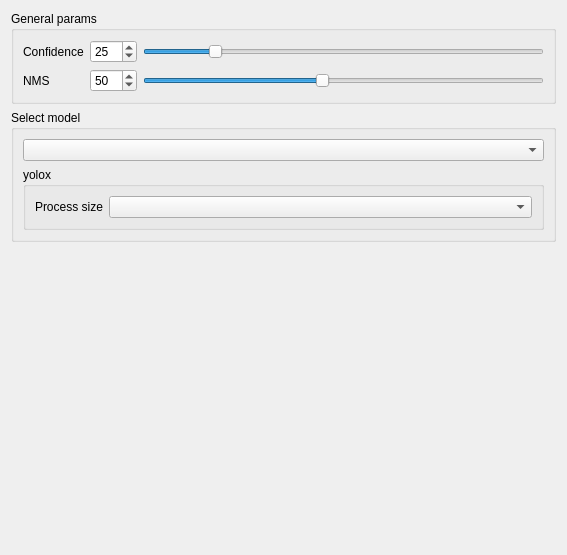
Qt form generic_cv_tasks/ui/widget_object_detect_model_select.ui (stereomatchingkiss/show_cases) before a commit.
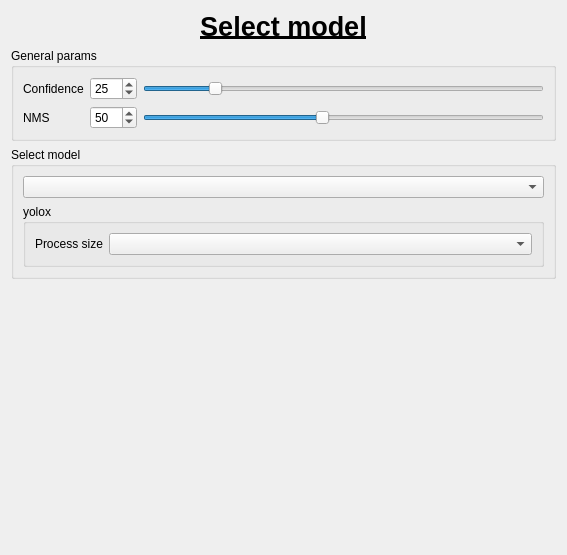
The same form after that commit.

Commit message: put object tracking stacks to another stack, easier to maintain

Patch:
```diff
--- a/generic_cv_tasks/ui/widget_object_detect_model_select.ui
+++ b/generic_cv_tasks/ui/widget_object_detect_model_select.ui
@@ -13,8 +13,21 @@
   <property name="windowTitle">
    <string>Form</string>
   </property>
-  <layout class="QVBoxLayout" name="verticalLayout_2">
-   <item>
+  <layout class="QGridLayout" name="gridLayout_2">
+   <item row="3" column="0">
+    <spacer name="verticalSpacer">
+     <property name="orientation">
+      <enum>Qt::Vertical</enum>
+     </property>
+     <property name="sizeHint" stdset="0">
+      <size>
+       <width>20</width>
+       <height>222</height>
+      </size>
+     </property>
+    </spacer>
+   </item>
+   <item row="1" column="0">
     <widget class="QGroupBox" name="groupBox">
      <property name="title">
       <string>General params</string>
@@ -89,7 +102,7 @@
      </layout>
     </widget>
    </item>
-   <item>
+   <item row="2" column="0">
     <widget class="QGroupBox" name="groupBox_2">
      <property name="title">
       <string>Select model</string>
@@ -126,18 +139,28 @@
      </layout>
     </widget>
    </item>
-   <item>
-    <spacer name="verticalSpacer">
-     <property name="orientation">
-      <enum>Qt::Vertical</enum>
+   <item row="0" column="0">
+    <widget class="QLabel" name="labelTitle">
+     <property name="font">
+      <font>
+       <pointsize>20</pointsize>
+       <bold>true</bold>
+       <underline>true</underline>
+      </font>
      </property>
-     <property name="sizeHint" stdset="0">
-      <size>
-       <width>20</width>
-       <height>222</height>
-      </size>
+     <property name="autoFillBackground">
+      <bool>false</bool>
      </property>
-    </spacer>
+     <property name="text">
+      <string>Select model</string>
+     </property>
+     <property name="scaledContents">
+      <bool>false</bool>
+     </property>
+     <property name="alignment">
+      <set>Qt::AlignCenter</set>
+     </property>
+    </widget>
    </item>
   </layout>
  </widget>
```
The commit also changes 7 other files.
